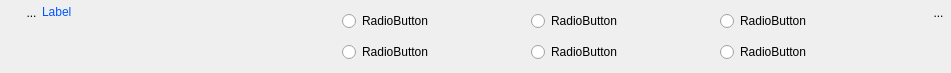
Before: the Qt Designer form UiQT4/desWidget4a6RadioButton.ui in SalomePlatform/eficas_tools, drawn with Qt 5.
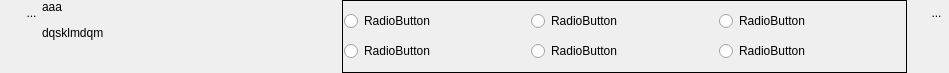
After: the same form once the commit is applied. Icons and pictures are not drawn. Custom widgets are drawn as their Qt base class.

```diff
--- a/UiQT4/desWidget4a6RadioButton.ui
+++ b/UiQT4/desWidget4a6RadioButton.ui
@@ -6,12 +6,12 @@
    <rect>
     <x>0</x>
     <y>0</y>
-    <width>951</width>
+    <width>949</width>
     <height>73</height>
    </rect>
   </property>
   <property name="sizePolicy">
-   <sizepolicy hsizetype="Expanding" vsizetype="Fixed">
+   <sizepolicy hsizetype="Expanding" vsizetype="Minimum">
     <horstretch>0</horstretch>
     <verstretch>0</verstretch>
    </sizepolicy>
@@ -31,7 +31,7 @@
   <property name="windowTitle">
    <string>Form</string>
   </property>
-  <layout class="QHBoxLayout" name="horizontalLayout_3">
+  <layout class="QHBoxLayout" name="horizontalLayout_2">
    <property name="spacing">
     <number>0</number>
    </property>
@@ -40,8 +40,11 @@
    </property>
    <item>
     <layout class="QVBoxLayout" name="verticalLayout_3">
+     <property name="spacing">
+      <number>0</number>
+     </property>
      <item>
-      <layout class="QHBoxLayout" name="horizontalLayout_2">
+      <layout class="QHBoxLayout" name="horizontalLayout">
        <property name="spacing">
         <number>0</number>
        </property>
@@ -49,11 +52,6 @@
         <enum>QLayout::SetFixedSize</enum>
        </property>
        <item>
-        <layout class="QHBoxLayout" name="horizontalLayout">
-         <property name="spacing">
-          <number>0</number>
-         </property>
-         <item>
           <spacer name="horizontalSpacer_3">
            <property name="orientation">
             <enum>Qt::Horizontal</enum>
@@ -84,10 +82,10 @@
             </size>
            </property>
            <property name="focusPolicy">
-            <enum>Qt::StrongFocus</enum>
+          <enum>Qt::ClickFocus</enum>
            </property>
            <property name="toolTip">
-            <string>Affiche le rapport de validité du mot-clef</string>
+          <string>Affiche le rapport de validation du mot-clef</string>
            </property>
            <property name="styleSheet">
             <string notr="true">border : 0px</string>
@@ -110,9 +108,24 @@
         </layout>
        </item>
        <item>
+      <spacer name="verticalSpacer">
+       <property name="orientation">
+        <enum>Qt::Vertical</enum>
+       </property>
+       <property name="sizeHint" stdset="0">
+        <size>
+         <width>20</width>
+         <height>5</height>
+        </size>
+       </property>
+      </spacer>
+     </item>
+    </layout>
+   </item>
+   <item>
         <widget class="MonLabelClic" name="label">
          <property name="sizePolicy">
-          <sizepolicy hsizetype="Fixed" vsizetype="Fixed">
+      <sizepolicy hsizetype="Fixed" vsizetype="Preferred">
            <horstretch>0</horstretch>
            <verstretch>0</verstretch>
           </sizepolicy>
@@ -133,29 +146,40 @@
           <enum>QFrame::NoFrame</enum>
          </property>
          <property name="text">
-          <string>&lt;html&gt;&lt;head/&gt;&lt;body&gt;&lt;p&gt;&lt;span style=&quot; color:#0055ff;&quot;&gt;Label&lt;/span&gt;&lt;/p&gt;&lt;/body&gt;&lt;/html&gt;</string>
+      <string>&lt;html&gt;&lt;head/&gt;&lt;body&gt;&lt;p&gt;aaa&lt;/p&gt;&lt;p&gt;dqsklmdqm&lt;/p&gt;&lt;/body&gt;&lt;/html&gt;</string>
+     </property>
+     <property name="scaledContents">
+      <bool>false</bool>
+     </property>
+     <property name="alignment">
+      <set>Qt::AlignLeading|Qt::AlignLeft|Qt::AlignTop</set>
          </property>
         </widget>
        </item>
-      </layout>
-     </item>
      <item>
-      <spacer name="verticalSpacer">
-       <property name="orientation">
-        <enum>Qt::Vertical</enum>
-       </property>
-       <property name="sizeHint" stdset="0">
-        <size>
-         <width>20</width>
-         <height>25</height>
-        </size>
-       </property>
-      </spacer>
-     </item>
-    </layout>
-   </item>
-   <item>
+    <widget class="QFrame" name="frame">
+     <property name="frameShape">
+      <enum>QFrame::Box</enum>
+     </property>
     <layout class="QGridLayout" name="gridLayout">
+      <property name="leftMargin">
+       <number>1</number>
+      </property>
+      <property name="topMargin">
+       <number>0</number>
+      </property>
+      <property name="rightMargin">
+       <number>1</number>
+      </property>
+      <property name="bottomMargin">
+       <number>0</number>
+      </property>
+      <property name="horizontalSpacing">
+       <number>1</number>
+      </property>
+      <property name="verticalSpacing">
+       <number>0</number>
+      </property>
      <item row="0" column="0">
       <widget class="QRadioButton" name="radioButton_1">
        <property name="sizePolicy">
@@ -229,6 +253,7 @@
       </widget>
      </item>
     </layout>
+    </widget>
    </item>
    <item>
     <layout class="QVBoxLayout" name="verticalLayout_2">
```
Left out of the diff: 1 changed line with no effect on the pictures. Lines whose indentation alone changed are shown as unchanged.
